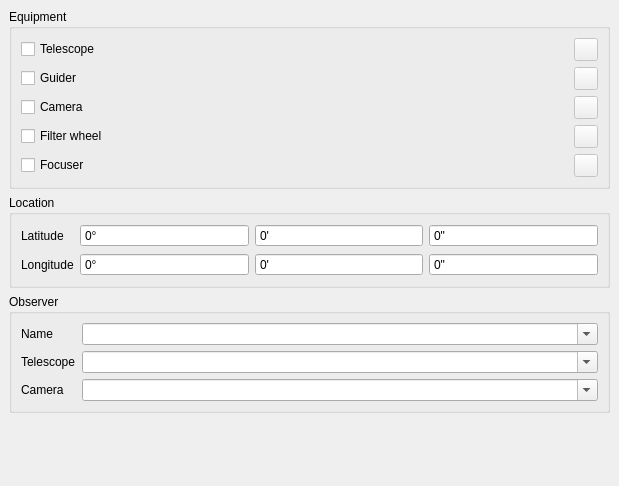
Above: qt/frames/settings.ui from EthanChappel/Ecliptic before the change. Below: the same form after it.
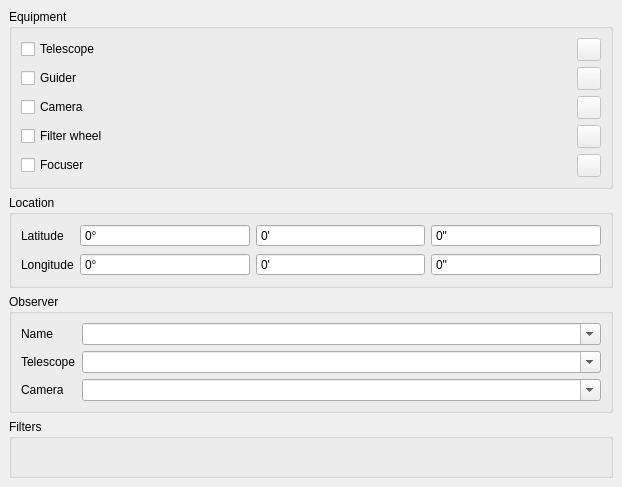
That is the form after the change. Icons and pictures are not drawn.

Commit message: Move filter table to settings dock window

```diff
--- a/qt/frames/settings.ui
+++ b/qt/frames/settings.ui
@@ -6,8 +6,8 @@
    <rect>
     <x>0</x>
     <y>0</y>
-    <width>619</width>
-    <height>486</height>
+    <width>622</width>
+    <height>487</height>
    </rect>
   </property>
   <property name="windowTitle">
@@ -45,8 +45,8 @@
        <rect>
         <x>0</x>
         <y>0</y>
-        <width>602</width>
-        <height>490</height>
+        <width>622</width>
+        <height>487</height>
        </rect>
       </property>
       <layout class="QVBoxLayout" name="verticalLayout">
@@ -416,20 +416,11 @@
         </widget>
        </item>
        <item>
-        <spacer name="verticalSpacer_3">
-         <property name="orientation">
-          <enum>Qt::Vertical</enum>
+        <widget class="QGroupBox" name="filters_group_box">
+         <property name="title">
+          <string>Filters</string>
          </property>
-         <property name="sizeType">
-          <enum>QSizePolicy::Expanding</enum>
-         </property>
-         <property name="sizeHint" stdset="0">
-          <size>
-           <width>20</width>
-           <height>40</height>
-          </size>
-         </property>
-        </spacer>
+        </widget>
        </item>
       </layout>
      </widget>
```
The commit also changes 6 other files.
